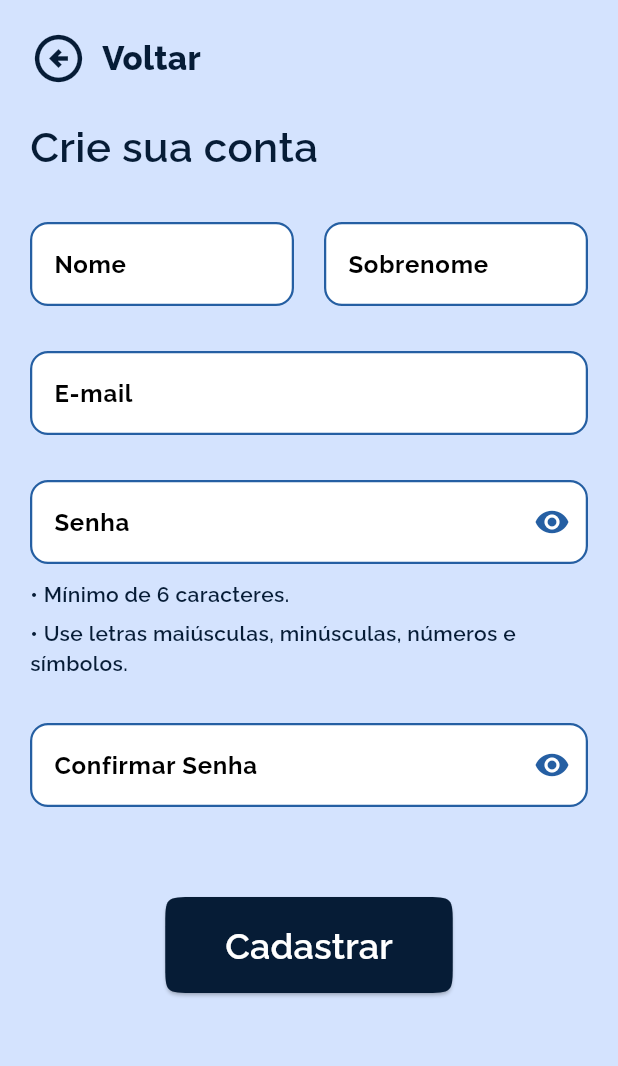
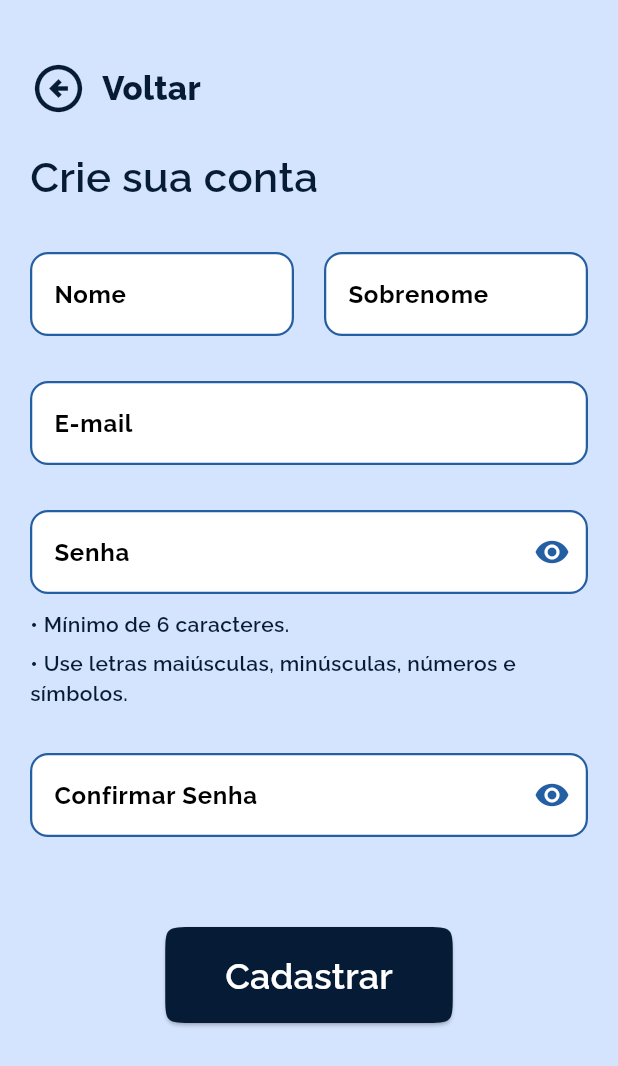
Before and after one commit to Franciscof11/Right, a Flutter app: the screen it shows after launch, after a tap on "Cadastre-se", on a phone screen of 412 x 824 dp. Shown: the top 1066 px of the screen. Run offline on Flutter 3.47's test engine with Material 3 defaults, Android fonts, the phone set to English and light mode, and no system bars; our stand-ins replace device_preview, flutter_heatmap_calendar, flutter_staggered_animations, flutter_svg, google_fonts, percent_indicator.

Commit message:
refac: auth pages

```diff
--- a/lib/features/auth/application/presentation/pages/sign_in_page.dart
+++ b/lib/features/auth/application/presentation/pages/sign_in_page.dart
@@ -18,14 +18,13 @@ class _SignInPageState extends State<SignInPage> {
       canPop: false,
       child: Scaffold(
         backgroundColor: LightColors().primaryContainer,
-        body: SafeArea(
-          child: SingleChildScrollView(
+        body: SingleChildScrollView(
           child: Padding(
             padding: const EdgeInsets.symmetric(horizontal: 22),
             child: Column(
               children: [
                 const SizedBox(
-                    height: 30,
+                  height: 60,
                 ),
                 SvgPicture.asset(
                   'assets/imgs/logo.svg',
@@ -181,7 +180,6 @@ class _SignInPageState extends State<SignInPage> {
           ),
         ),
       ),
-      ),
     );
   }
 }
--- a/lib/features/auth/application/presentation/pages/sign_up_page.dart
+++ b/lib/features/auth/application/presentation/pages/sign_up_page.dart
@@ -15,14 +15,13 @@ class _SignUpPageState extends State<SignUpPage> {
   Widget build(BuildContext context) {
     return Scaffold(
       backgroundColor: LightColors().primaryContainer,
-      body: SafeArea(
-        child: SingleChildScrollView(
+      body: SingleChildScrollView(
         child: Padding(
           padding: const EdgeInsets.symmetric(horizontal: 20),
           child: Column(
             children: [
               const SizedBox(
-                  height: 20,
+                height: 40,
               ),
               Row(
                 children: [
@@ -171,7 +170,6 @@ class _SignUpPageState extends State<SignUpPage> {
           ),
         ),
       ),
-      ),
     );
   }
 }
```
Lines whose indentation alone changed are shown as unchanged.
